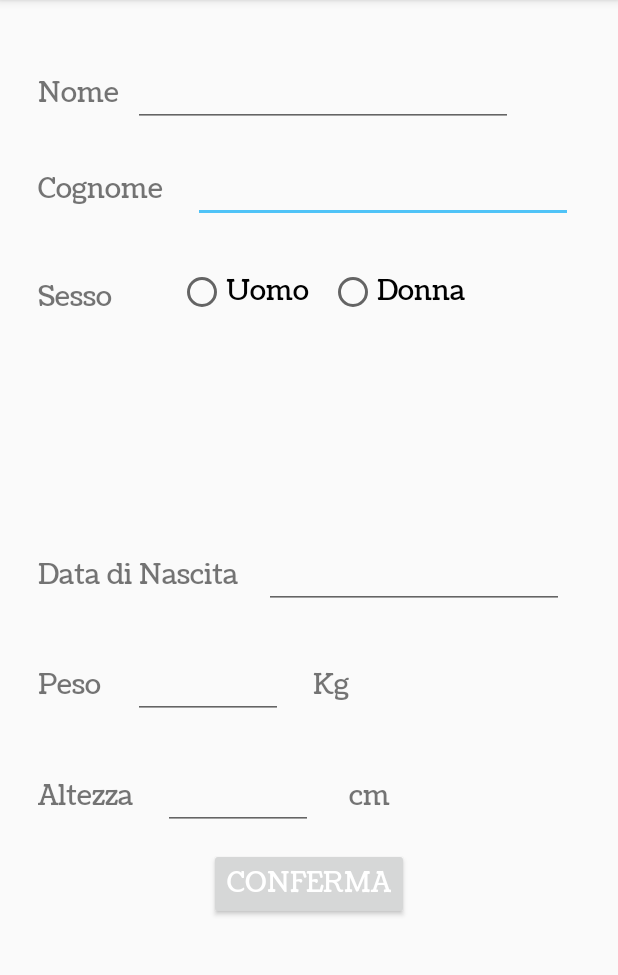
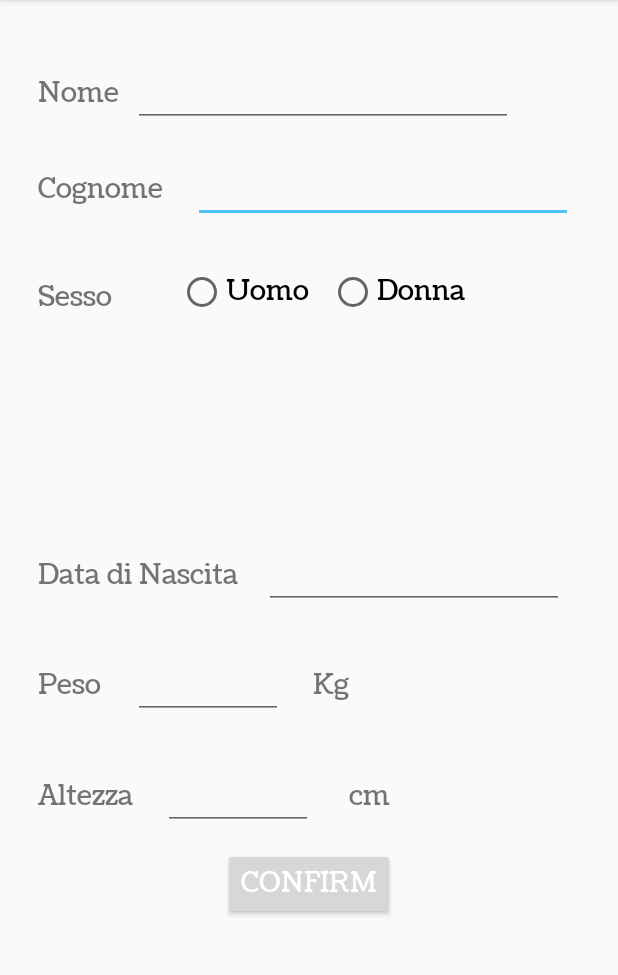
Before and after one commit to Bart94/MyAppStepCounter, an Android app: the screen it shows after launch (Settings), on a phone screen of 412 x 824 dp, the part 84-1059 px from its top. Run offline under Robolectric (Android 15) with nearby library versions, the phone set to English and light mode, and no system bars; our stand-ins replace Firebase (no records; nobody signed in at launch, a user with empty details on screens opened directly); libraries missing offline, so code that uses them is left out: at.grabner.circleprogress, com.dd.processbutton, com.oguzdev.circularfloatingactionmenu, com.thunderrise.animations, com.yarolegovich.lovelydialog; plain views replace ActionProcessButton; 34 statements that could not run were skipped.

Commit message:
Some Bug Resolved

```diff
--- a/app/src/main/AndroidManifest.xml
+++ b/app/src/main/AndroidManifest.xml
@@ -40,7 +40,6 @@
             android:parentActivityName=".MainActivity" />
         <activity
             android:name=".Settings"
-            android:windowSoftInputMode="stateHidden|adjustResize"
             android:parentActivityName=".MainActivity" />
         <activity
             android:name=".Stats"
--- a/app/src/main/java/com/example/barto/stepcounterbart/MainActivity.java
+++ b/app/src/main/java/com/example/barto/stepcounterbart/MainActivity.java
@@ -333,6 +333,8 @@ public class MainActivity extends AppCompatActivity implements NavigationView.On
         animationText(text);
 
         if (steps.equalsIgnoreCase("0")) {
+            SharedPreferences tmpPerson = getSharedPreferences("Temp", MODE_PRIVATE);
+            tmpPerson.edit().clear().apply();
             text.setText(String.valueOf(steps));
         } else {
             text.setText(String.valueOf(steps));
@@ -341,7 +343,7 @@ public class MainActivity extends AppCompatActivity implements NavigationView.On
         }
 
         //TimeElapsed
-        long millis = Integer.parseInt(steps) * 746;
+        long millis = (Integer.parseInt(steps) * 746) + 60000;
         @SuppressLint("DefaultLocale")
         String hms = String.valueOf(TimeUnit.MILLISECONDS.toMinutes(millis));
         TextView time = findViewById(R.id.elapsed_time);
@@ -350,7 +352,7 @@ public class MainActivity extends AppCompatActivity implements NavigationView.On
 
         //Km walked
         TextView text1 = findViewById(R.id.chilometers);
-        double km = Integer.parseInt(steps) * 0.27 / 1000;
+        double km = Integer.parseInt(steps) * 0.74 / 1000;
         float result = (float) (Math.ceil(km * Math.pow(10, 2)) / Math.pow(10, 2));
         animationText(text1);
         text1.setText(String.valueOf(result));
@@ -613,4 +615,5 @@ public class MainActivity extends AppCompatActivity implements NavigationView.On
         mCircleView.setValueAnimated(Float.parseFloat(mPref1.getString("step", "0")));
         mCircleView.setDirection(Direction.CW);
     }
+
 }
--- a/app/src/main/java/com/example/barto/stepcounterbart/Steps.java
+++ b/app/src/main/java/com/example/barto/stepcounterbart/Steps.java
@@ -65,7 +65,7 @@ public class Steps extends Service {
         t.schedule(new TimerTask() {
             @Override
             public void run() {
-                isNewDay();
+                //isNewDay();
                 PowerManager pm = (PowerManager) getSystemService(Context.POWER_SERVICE);
                 while (!pm.isInteractive()) {
                     try {
@@ -204,7 +204,7 @@ public class Steps extends Service {
                 .build();
     }
 
-    public void isNewDay() {
+   /* public void isNewDay() {
         Calendar c = Calendar.getInstance();
         int hours = c.get(Calendar.HOUR_OF_DAY);
         //Log.e("Hours", String.valueOf(hours));
@@ -214,6 +214,6 @@ public class Steps extends Service {
             SharedPreferences tmpPerson = getSharedPreferences("Temp", MODE_PRIVATE);
             tmpPerson.edit().clear().apply();
         }
-    }
+    }*/
 
 }
--- a/app/src/main/res/layout/settings.xml
+++ b/app/src/main/res/layout/settings.xml
@@ -3,7 +3,6 @@
 <RelativeLayout xmlns:android="http://schemas.android.com/apk/res/android"
     xmlns:custom="http://schemas.android.com/apk/res-auto"
     android:id="@+id/relativeLayout"
-    android:layout_alignParentBottom="true"
     android:layout_width="match_parent"
     android:layout_height="match_parent">
 
@@ -144,7 +143,7 @@
         android:layout_toEndOf="@+id/Height"
         android:ems="10"
         android:fontFamily="@font/coustard"
-        android:inputType="number|numberSigned|numberDecimal"
+        android:inputType="number|numberDecimal"
         android:maxLength="5" />
 
     <TextView
@@ -211,14 +210,14 @@
         android:layout_centerHorizontal="true"
         android:layout_marginTop="12dp"
         android:fontFamily="@font/coustard"
-        android:text="Conferma"
+        android:text="Confirm"
         android:textColor="#FFFFFF"
         android:textSize="18sp"
         custom:pb_colorComplete="#009688"
         custom:pb_colorNormal="@color/colorPrimary"
         custom:pb_colorPressed="@color/colorPrimaryDark"
         custom:pb_colorProgress="@color/purple_progress"
-        custom:pb_textComplete="Completato"
-        custom:pb_textProgress="Caricando" />
+        custom:pb_textComplete="Success"
+        custom:pb_textProgress="Uploading" />
 
 </RelativeLayout>
```
